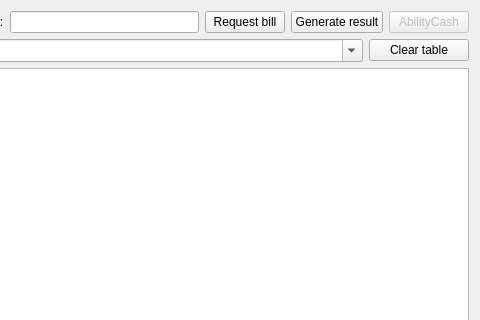
Qt form src/mainwindow.ui (p166/BillDownloader) before a commit; both pictures show x 358 to 838 and y 0 to 320 of the 838 by 627 pixel window.
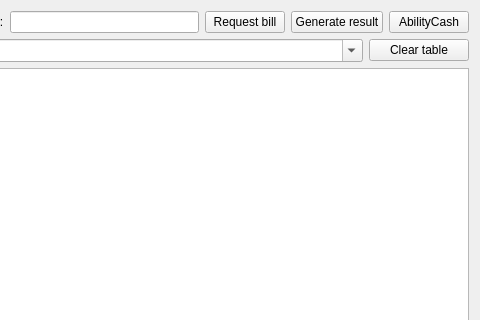
The same form after that commit.

```diff
--- a/src/mainwindow.ui
+++ b/src/mainwindow.ui
@@ -65,7 +65,7 @@
       <item>
        <widget class="QPushButton" name="btAbilityCashExport">
         <property name="enabled">
-         <bool>false</bool>
+         <bool>true</bool>
         </property>
         <property name="text">
          <string>AbilityCash</string>
```
